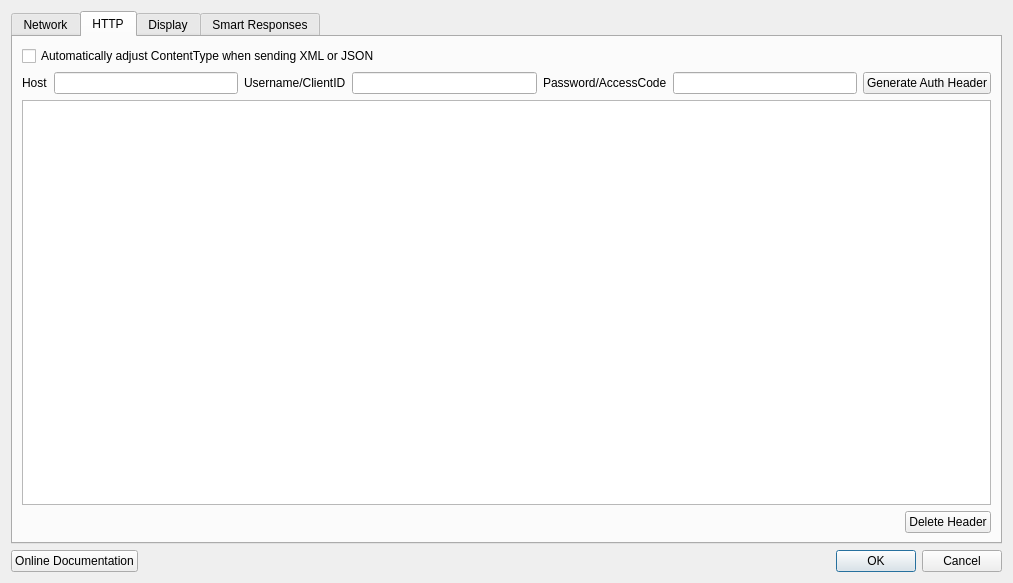
Above: src/settings.ui from dannagle/PacketSender before the change. Below: the same form after it.
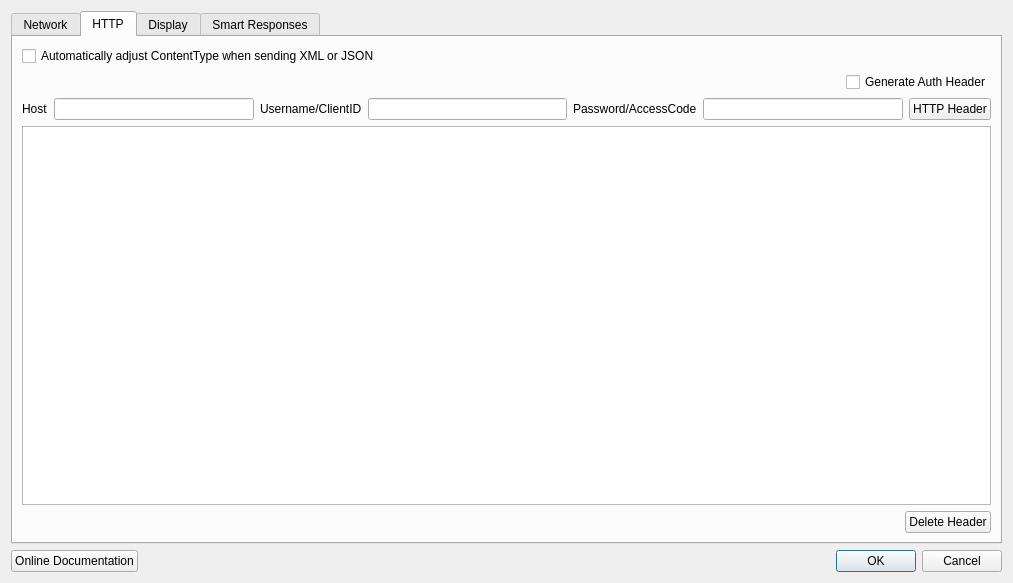
That is the form after the change.

Commit message: got basic http headers addition working

```diff
--- a/src/settings.ui
+++ b/src/settings.ui
@@ -429,7 +429,7 @@
       <attribute name="title">
        <string>HTTP</string>
       </attribute>
-      <layout class="QVBoxLayout" name="verticalLayout_9">
+      <layout class="QVBoxLayout" name="verticalLayout_8">
        <item>
         <widget class="QCheckBox" name="httpAdjustContentTypeCheck">
          <property name="text">
@@ -437,6 +437,30 @@
          </property>
         </widget>
        </item>
+       <item>
+        <layout class="QHBoxLayout" name="horizontalLayout_19">
+         <item>
+          <spacer name="horizontalSpacer_4">
+           <property name="orientation">
+            <enum>Qt::Horizontal</enum>
+           </property>
+           <property name="sizeHint" stdset="0">
+            <size>
+             <width>578</width>
+             <height>20</height>
+            </size>
+           </property>
+          </spacer>
+         </item>
+         <item>
+          <widget class="QCheckBox" name="genAuthCheck">
+           <property name="text">
+            <string>Generate Auth Header</string>
+           </property>
+          </widget>
+         </item>
+        </layout>
+       </item>
        <item>
         <layout class="QHBoxLayout" name="horizontalLayout_17">
          <item>
@@ -472,22 +496,18 @@
          <item>
           <widget class="QPushButton" name="addCredentialButton">
            <property name="text">
-            <string>Generate Auth Header</string>
+            <string>HTTP Header</string>
            </property>
           </widget>
          </item>
         </layout>
        </item>
-       <item>
-        <layout class="QVBoxLayout" name="verticalLayout_8">
          <item>
           <widget class="QTableWidget" name="httpCredentialTable">
            <property name="selectionBehavior">
             <enum>QAbstractItemView::SelectRows</enum>
            </property>
           </widget>
-         </item>
-        </layout>
        </item>
        <item>
         <layout class="QHBoxLayout" name="horizontalLayout_18">
```
Left out of the diff: 4 changed lines with no effect on the pictures. Lines whose indentation alone changed are shown as unchanged. The commit also changes 2 other files.
